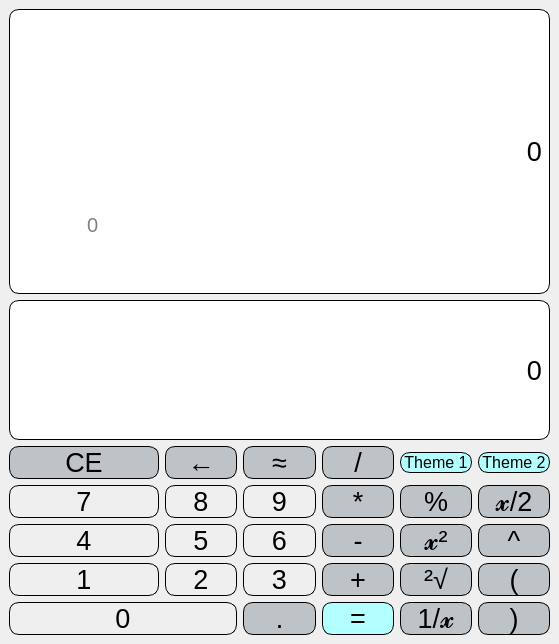
Qt form QT_Calc/mainwindow.ui (monika-shaw-cctech/QT-Calculator) before a commit.
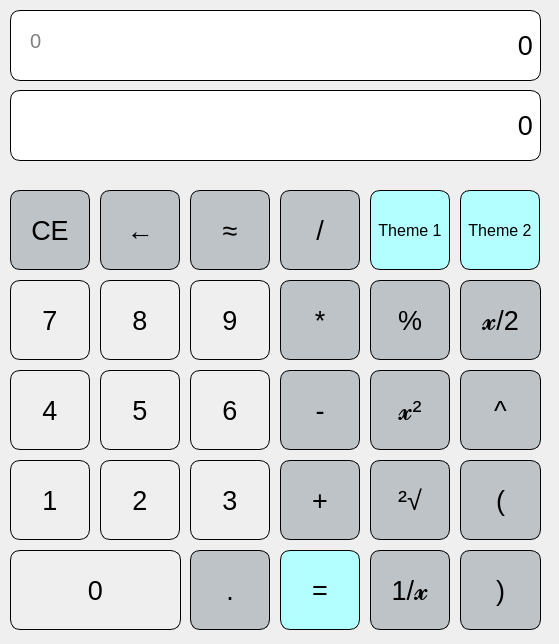
The same form after that commit.

Commit message: completed the calculator and unit testing

Patch:
```diff
--- a/QT_Calc/mainwindow.ui
+++ b/QT_Calc/mainwindow.ui
@@ -17,9 +17,15 @@
    <string notr="true"/>
   </property>
   <widget class="QWidget" name="centralwidget">
-   <layout class="QGridLayout" name="gridLayout">
-    <item row="0" column="0" rowspan="2" colspan="7">
      <widget class="QLabel" name="label_1">
+    <property name="geometry">
+     <rect>
+      <x>10</x>
+      <y>10</y>
+      <width>531</width>
+      <height>71</height>
+     </rect>
+    </property>
       <property name="font">
        <font>
         <pointsize>20</pointsize>
@@ -45,28 +51,15 @@
        <number>10</number>
       </property>
      </widget>
-    </item>
-    <item row="1" column="1" colspan="4">
-     <widget class="QLabel" name="label_3">
-      <property name="font">
-       <font>
-        <pointsize>15</pointsize>
-        <bold>false</bold>
-       </font>
-      </property>
-      <property name="styleSheet">
-       <string notr="true">QLabel{
-color:grey;
-
-}</string>
-      </property>
-      <property name="text">
-       <string>0</string>
-      </property>
-     </widget>
-    </item>
-    <item row="2" column="0" colspan="7">
      <widget class="QLabel" name="label_2">
+    <property name="geometry">
+     <rect>
+      <x>10</x>
+      <y>90</y>
+      <width>531</width>
+      <height>71</height>
+     </rect>
+    </property>
       <property name="font">
        <font>
         <pointsize>20</pointsize>
@@ -92,9 +85,15 @@
        <number>10</number>
       </property>
      </widget>
-    </item>
-    <item row="3" column="0" colspan="2">
-     <widget class="QPushButton" name="pushButton26">
+   <widget class="QPushButton" name="pushButton11">
+    <property name="geometry">
+     <rect>
+      <x>280</x>
+      <y>460</y>
+      <width>80</width>
+      <height>80</height>
+     </rect>
+    </property>
       <property name="font">
        <font>
         <pointsize>20</pointsize>
@@ -114,12 +113,114 @@
 </string>
       </property>
       <property name="text">
-       <string>CE</string>
-      </property>
-     </widget>
-    </item>
-    <item row="3" column="2">
+     <string>+</string>
+    </property>
+   </widget>
+   <widget class="QPushButton" name="pushButton3">
+    <property name="geometry">
+     <rect>
+      <x>190</x>
+      <y>460</y>
+      <width>80</width>
+      <height>80</height>
+     </rect>
+    </property>
+    <property name="font">
+     <font>
+      <pointsize>20</pointsize>
+      <bold>false</bold>
+     </font>
+    </property>
+    <property name="styleSheet">
+     <string notr="true">QPushButton
+{
+border : 1px solid;
+
+border-radius : 10px;
+}
+
+QPushButton:pressed
+{
+ background-color:#b3ffff;
+}</string>
+    </property>
+    <property name="text">
+     <string>3</string>
+    </property>
+   </widget>
+   <widget class="QPushButton" name="pushButton7">
+    <property name="geometry">
+     <rect>
+      <x>10</x>
+      <y>280</y>
+      <width>80</width>
+      <height>80</height>
+     </rect>
+    </property>
+    <property name="font">
+     <font>
+      <pointsize>20</pointsize>
+      <bold>false</bold>
+     </font>
+    </property>
+    <property name="styleSheet">
+     <string notr="true">QPushButton
+{
+border : 1px solid;
+
+border-radius : 10px;
+}
+
+QPushButton:pressed
+{
+ background-color:#b3ffff;
+}</string>
+    </property>
+    <property name="text">
+     <string>7</string>
+    </property>
+   </widget>
+   <widget class="QPushButton" name="pushButton8">
+    <property name="geometry">
+     <rect>
+      <x>100</x>
+      <y>280</y>
+      <width>80</width>
+      <height>80</height>
+     </rect>
+    </property>
+    <property name="font">
+     <font>
+      <pointsize>20</pointsize>
+      <bold>false</bold>
+     </font>
+    </property>
+    <property name="styleSheet">
+     <string notr="true">QPushButton
+{
+border : 1px solid;
+
+border-radius : 10px;
+}
+
+QPushButton:pressed
+{
+ background-color:#b3ffff;
+}</string>
+    </property>
+    <property name="text">
+     <string>8</string>
+    </property>
+   </widget>
      <widget class="QPushButton" name="pushButton_back">
+    <property name="geometry">
+     <rect>
+      <x>100</x>
+      <y>190</y>
+      <width>80</width>
+      <height>80</height>
+     </rect>
+    </property>
       <property name="font">
        <font>
         <pointsize>20</pointsize>
@@ -142,9 +243,295 @@
        <string>←</string>
       </property>
      </widget>
-    </item>
-    <item row="3" column="3">
+   <widget class="QPushButton" name="pushButton15">
+    <property name="geometry">
+     <rect>
+      <x>460</x>
+      <y>370</y>
+      <width>81</width>
+      <height>80</height>
+     </rect>
+    </property>
+    <property name="font">
+     <font>
+      <pointsize>20</pointsize>
+      <bold>false</bold>
+     </font>
+    </property>
+    <property name="styleSheet">
+     <string notr="true">QPushButton
+{
+  border:1px solid;
+border-radius : 10px;
+ background-color : #bdc3c7;
+color:black;
+
+}
+
+</string>
+    </property>
+    <property name="text">
+     <string>^</string>
+    </property>
+   </widget>
+   <widget class="QPushButton" name="pushButton22">
+    <property name="geometry">
+     <rect>
+      <x>370</x>
+      <y>370</y>
+      <width>80</width>
+      <height>80</height>
+     </rect>
+    </property>
+    <property name="font">
+     <font>
+      <pointsize>20</pointsize>
+      <bold>false</bold>
+     </font>
+    </property>
+    <property name="styleSheet">
+     <string notr="true">QPushButton
+{
+  border:1px solid;
+border-radius : 10px;
+ background-color : #bdc3c7;
+color:black;
+
+}
+
+</string>
+    </property>
+    <property name="text">
+     <string>𝔁²</string>
+    </property>
+   </widget>
+   <widget class="QPushButton" name="pushButton23">
+    <property name="geometry">
+     <rect>
+      <x>370</x>
+      <y>460</y>
+      <width>80</width>
+      <height>80</height>
+     </rect>
+    </property>
+    <property name="font">
+     <font>
+      <pointsize>20</pointsize>
+      <bold>false</bold>
+     </font>
+    </property>
+    <property name="styleSheet">
+     <string notr="true">QPushButton
+{
+  border:1px solid;
+border-radius : 10px;
+ background-color : #bdc3c7;
+color:black;
+
+}
+
+</string>
+    </property>
+    <property name="text">
+     <string>²√</string>
+    </property>
+   </widget>
+   <widget class="QPushButton" name="pushButton24">
+    <property name="geometry">
+     <rect>
+      <x>370</x>
+      <y>550</y>
+      <width>80</width>
+      <height>80</height>
+     </rect>
+    </property>
+    <property name="font">
+     <font>
+      <pointsize>20</pointsize>
+      <bold>false</bold>
+     </font>
+    </property>
+    <property name="styleSheet">
+     <string notr="true">QPushButton
+{
+  border:1px solid;
+border-radius : 10px;
+ background-color : #bdc3c7;
+color:black;
+
+}
+
+</string>
+    </property>
+    <property name="text">
+     <string>1/𝔁</string>
+    </property>
+   </widget>
+   <widget class="QPushButton" name="pushButton26">
+    <property name="geometry">
+     <rect>
+      <x>10</x>
+      <y>190</y>
+      <width>80</width>
+      <height>80</height>
+     </rect>
+    </property>
+    <property name="font">
+     <font>
+      <pointsize>20</pointsize>
+      <bold>false</bold>
+     </font>
+    </property>
+    <property name="styleSheet">
+     <string notr="true">QPushButton
+{
+  border:1px solid;
+border-radius : 10px;
+ background-color : #bdc3c7;
+color:black;
+
+}
+
+</string>
+    </property>
+    <property name="text">
+     <string>CE</string>
+    </property>
+   </widget>
+   <widget class="QPushButton" name="pushButton_dot">
+    <property name="geometry">
+     <rect>
+      <x>190</x>
+      <y>550</y>
+      <width>80</width>
+      <height>80</height>
+     </rect>
+    </property>
+    <property name="font">
+     <font>
+      <pointsize>20</pointsize>
+      <bold>false</bold>
+     </font>
+    </property>
+    <property name="styleSheet">
+     <string notr="true">QPushButton
+{
+  border:1px solid;
+border-radius : 10px;
+ background-color : #bdc3c7;
+color:black;
+
+}
+
+</string>
+    </property>
+    <property name="text">
+     <string>.</string>
+    </property>
+   </widget>
+   <widget class="QPushButton" name="pushButton25">
+    <property name="geometry">
+     <rect>
+      <x>460</x>
+      <y>280</y>
+      <width>81</width>
+      <height>80</height>
+     </rect>
+    </property>
+    <property name="font">
+     <font>
+      <pointsize>20</pointsize>
+      <bold>false</bold>
+     </font>
+    </property>
+    <property name="styleSheet">
+     <string notr="true">QPushButton
+{
+  border:1px solid;
+border-radius : 10px;
+ background-color : #bdc3c7;
+color:black;
+
+}
+
+</string>
+    </property>
+    <property name="text">
+     <string>𝔁/2</string>
+    </property>
+   </widget>
+   <widget class="QPushButton" name="pushButton6">
+    <property name="geometry">
+     <rect>
+      <x>190</x>
+      <y>370</y>
+      <width>80</width>
+      <height>80</height>
+     </rect>
+    </property>
+    <property name="font">
+     <font>
+      <pointsize>20</pointsize>
+      <bold>false</bold>
+     </font>
+    </property>
+    <property name="styleSheet">
+     <string notr="true">QPushButton
+{
+border : 1px solid;
+
+border-radius : 10px;
+}
+
+QPushButton:pressed
+{
+ background-color:#b3ffff;
+}</string>
+    </property>
+    <property name="text">
+     <string>6</string>
+    </property>
+   </widget>
+   <widget class="QPushButton" name="pushButton13">
+    <property name="geometry">
+     <rect>
+      <x>280</x>
+      <y>280</y>
+      <width>80</width>
+      <height>80</height>
+     </rect>
+    </property>
+    <property name="font">
+     <font>
+      <pointsize>20</pointsize>
+      <bold>false</bold>
+     </font>
+    </property>
+    <property name="styleSheet">
+     <string notr="true">QPushButton
+{
+  border:1px solid;
+border-radius : 10px;
+ background-color : #bdc3c7;
+color:black;
+
+}
+
+</string>
+    </property>
+    <property name="text">
+     <string>*</string>
+    </property>
+   </widget>
      <widget class="QPushButton" name="pushButton20">
+    <property name="geometry">
+     <rect>
+      <x>190</x>
+      <y>190</y>
+      <width>80</width>
+      <height>80</height>
+     </rect>
+    </property>
       <property name="font">
        <font>
         <pointsize>20</pointsize>
@@ -167,34 +554,15 @@
        <string>≈</string>
       </property>
      </widget>
-    </item>
-    <item row="3" column="4">
-     <widget class="QPushButton" name="pushButton14">
-      <property name="font">
-       <font>
-        <pointsize>20</pointsize>
-        <bold>false</bold>
-       </font>
-      </property>
-      <property name="styleSheet">
-       <string notr="true">QPushButton
-{
-  border:1px solid;
-border-radius : 10px;
- background-color : #bdc3c7;
-color:black;
-
-}
-
-</string>
-      </property>
-      <property name="text">
-       <string>/</string>
-      </property>
-     </widget>
-    </item>
-    <item row="3" column="5">
      <widget class="QPushButton" name="pushButton_theme">
+    <property name="geometry">
+     <rect>
+      <x>370</x>
+      <y>190</y>
+      <width>80</width>
+      <height>80</height>
+     </rect>
+    </property>
       <property name="font">
        <font>
         <pointsize>12</pointsize>
@@ -215,58 +583,46 @@
        <string>Theme 1</string>
       </property>
      </widget>
-    </item>
-    <item row="3" column="6">
-     <widget class="QPushButton" name="pushButton_theme_2">
+   <widget class="QPushButton" name="pushButton17">
+    <property name="geometry">
+     <rect>
+      <x>460</x>
+      <y>550</y>
+      <width>81</width>
+      <height>80</height>
+     </rect>
+    </property>
       <property name="font">
        <font>
-        <pointsize>12</pointsize>
+      <pointsize>20</pointsize>
         <bold>false</bold>
        </font>
       </property>
       <property name="styleSheet">
-       <string notr="true">QPushButton {
-
-border : 1px solid black;
-background-color : #b3ffff;;
+     <string notr="true">QPushButton
+{
+  border:1px solid;
+border-radius : 10px;
+ background-color : #bdc3c7;
 color:black;
-border:1px solid black;
-border-radius: 10px;
-}</string>
-      </property>
-      <property name="text">
-       <string>Theme 2</string>
-      </property>
-     </widget>
-    </item>
-    <item row="4" column="0" colspan="2">
-     <widget class="QPushButton" name="pushButton7">
-      <property name="font">
-       <font>
-        <pointsize>20</pointsize>
-        <bold>false</bold>
-       </font>
-      </property>
-      <property name="styleSheet">
-       <string notr="true">QPushButton
-{
-border : 1px solid;
 
-border-radius : 10px;
 }
 
-QPushButton:pressed
-{
- background-color:#b3ffff;
-}</string>
+</string>
       </property>
       <property name="text">
-       <string>7</string>
-      </property>
-     </widget>
-    </item>
-    <item row="4" column="2">
-     <widget class="QPushButton" name="pushButton8">
+     <string>)</string>
+    </property>
+   </widget>
+   <widget class="QPushButton" name="pushButton5">
+    <property name="geometry">
+     <rect>
+      <x>100</x>
+      <y>370</y>
+      <width>80</width>
+      <height>80</height>
+     </rect>
+    </property>
       <property name="font">
        <font>
         <pointsize>20</pointsize>
@@ -287,12 +643,18 @@
 }</string>
       </property>
       <property name="text">
-       <string>8</string>
-      </property>
-     </widget>
-    </item>
-    <item row="4" column="3">
+     <string>5</string>
+    </property>
+   </widget>
      <widget class="QPushButton" name="pushButton9">
+    <property name="geometry">
+     <rect>
+      <x>190</x>
+      <y>280</y>
+      <width>80</width>
+      <height>80</height>
+     </rect>
+    </property>
       <property name="font">
        <font>
         <pointsize>20</pointsize>
@@ -316,9 +678,15 @@
        <string>9</string>
       </property>
      </widget>
-    </item>
-    <item row="4" column="4">
-     <widget class="QPushButton" name="pushButton13">
+   <widget class="QPushButton" name="pushButton12">
+    <property name="geometry">
+     <rect>
+      <x>280</x>
+      <y>370</y>
+      <width>80</width>
+      <height>80</height>
+     </rect>
+    </property>
       <property name="font">
        <font>
         <pointsize>20</pointsize>
@@ -338,12 +706,18 @@
 </string>
       </property>
       <property name="text">
-       <string>*</string>
-      </property>
-     </widget>
-    </item>
-    <item row="4" column="5">
+     <string>-</string>
+    </property>
+   </widget>
      <widget class="QPushButton" name="pushButton21">
+    <property name="geometry">
+     <rect>
+      <x>370</x>
+      <y>280</y>
+      <width>80</width>
+      <height>80</height>
+     </rect>
+    </property>
       <property name="font">
        <font>
         <pointsize>20</pointsize>
@@ -366,9 +740,15 @@
        <string>%</string>
       </property>
      </widget>
-    </item>
-    <item row="4" column="6">
-     <widget class="QPushButton" name="pushButton25">
+   <widget class="QPushButton" name="pushButton16">
+    <property name="geometry">
+     <rect>
+      <x>460</x>
+      <y>460</y>
+      <width>81</width>
+      <height>80</height>
+     </rect>
+    </property>
       <property name="font">
        <font>
         <pointsize>20</pointsize>
@@ -388,12 +768,49 @@
 </string>
       </property>
       <property name="text">
-       <string>𝔁/2</string>
-      </property>
-     </widget>
-    </item>
-    <item row="5" column="0" colspan="2">
+     <string>(</string>
+    </property>
+   </widget>
+   <widget class="QPushButton" name="pushButton14">
+    <property name="geometry">
+     <rect>
+      <x>280</x>
+      <y>190</y>
+      <width>80</width>
+      <height>80</height>
+     </rect>
+    </property>
+    <property name="font">
+     <font>
+      <pointsize>20</pointsize>
+      <bold>false</bold>
+     </font>
+    </property>
+    <property name="styleSheet">
+     <string notr="true">QPushButton
+{
+  border:1px solid;
+border-radius : 10px;
+ background-color : #bdc3c7;
+color:black;
+
+}
+
+</string>
+    </property>
+    <property name="text">
+     <string>/</string>
+    </property>
+   </widget>
      <widget class="QPushButton" name="pushButton4">
+    <property name="geometry">
+     <rect>
+      <x>10</x>
+      <y>370</y>
+      <width>80</width>
+      <height>80</height>
+     </rect>
+    </property>
       <property name="font">
        <font>
         <pointsize>20</pointsize>
@@ -417,136 +834,15 @@
        <string>4</string>
       </property>
      </widget>
-    </item>
-    <item row="5" column="2">
-     <widget class="QPushButton" name="pushButton5">
-      <property name="font">
-       <font>
-        <pointsize>20</pointsize>
-        <bold>false</bold>
-       </font>
-      </property>
-      <property name="styleSheet">
-       <string notr="true">QPushButton
-{
-border : 1px solid;
-
-border-radius : 10px;
-}
-
-QPushButton:pressed
-{
- background-color:#b3ffff;
-}</string>
-      </property>
-      <property name="text">
-       <string>5</string>
-      </property>
-     </widget>
-    </item>
-    <item row="5" column="3">
-     <widget class="QPushButton" name="pushButton6">
-      <property name="font">
-       <font>
-        <pointsize>20</pointsize>
-        <bold>false</bold>
-       </font>
-      </property>
-      <property name="styleSheet">
-       <string notr="true">QPushButton
-{
-border : 1px solid;
-
-border-radius : 10px;
-}
-
-QPushButton:pressed
-{
- background-color:#b3ffff;
-}</string>
-      </property>
-      <property name="text">
-       <string>6</string>
-      </property>
-     </widget>
-    </item>
-    <item row="5" column="4">
-     <widget class="QPushButton" name="pushButton12">
-      <property name="font">
-       <font>
-        <pointsize>20</pointsize>
-        <bold>false</bold>
-       </font>
-      </property>
-      <property name="styleSheet">
-       <string notr="true">QPushButton
-{
-  border:1px solid;
-border-radius : 10px;
- background-color : #bdc3c7;
-color:black;
-
-}
-
-</string>
-      </property>
-      <property name="text">
-       <string>-</string>
-      </property>
-     </widget>
-    </item>
-    <item row="5" column="5">
-     <widget class="QPushButton" name="pushButton22">
-      <property name="font">
-       <font>
-        <pointsize>20</pointsize>
-        <bold>false</bold>
-       </font>
-      </property>
-      <property name="styleSheet">
-       <string notr="true">QPushButton
-{
-  border:1px solid;
-border-radius : 10px;
- background-color : #bdc3c7;
-color:black;
-
-}
-
-</string>
-      </property>
-      <property name="text">
-       <string>𝔁²</string>
-      </property>
-     </widget>
-    </item>
-    <item row="5" column="6">
-     <widget class="QPushButton" name="pushButton15">
-      <property name="font">
-       <font>
-        <pointsize>20</pointsize>
-        <bold>false</bold>
-       </font>
-      </property>
-      <property name="styleSheet">
-       <string notr="true">QPushButton
-{
-  border:1px solid;
-border-radius : 10px;
- background-color : #bdc3c7;
-color:black;
-
-}
-
-</string>
-      </property>
-      <property name="text">
-       <string>^</string>
-      </property>
-     </widget>
-    </item>
-    <item row="6" column="0" colspan="2">
      <widget class="QPushButton" name="pushButton1">
+    <property name="geometry">
+     <rect>
+      <x>10</x>
+      <y>460</y>
+      <width>80</width>
+      <height>80</height>
+     </rect>
+    </property>
       <property name="font">
        <font>
         <pointsize>20</pointsize>
@@ -570,9 +866,47 @@
        <string>1</string>
       </property>
      </widget>
-    </item>
-    <item row="6" column="2">
+   <widget class="QPushButton" name="pushButton0">
+    <property name="geometry">
+     <rect>
+      <x>10</x>
+      <y>550</y>
+      <width>171</width>
+      <height>80</height>
+     </rect>
+    </property>
+    <property name="font">
+     <font>
+      <pointsize>20</pointsize>
+      <bold>false</bold>
+     </font>
+    </property>
+    <property name="styleSheet">
+     <string notr="true">QPushButton
+{
+border : 1px solid;
+
+border-radius : 10px;
+}
+
+QPushButton:pressed
+{
+ background-color:#b3ffff;
+}</string>
+    </property>
+    <property name="text">
+     <string>0</string>
+    </property>
+   </widget>
      <widget class="QPushButton" name="pushButton2">
+    <property name="geometry">
+     <rect>
+      <x>100</x>
+      <y>460</y>
+      <width>80</width>
+      <height>80</height>
+     </rect>
+    </property>
       <property name="font">
        <font>
         <pointsize>20</pointsize>
@@ -596,161 +930,15 @@
        <string>2</string>
       </property>
      </widget>
-    </item>
-    <item row="6" column="3">
-     <widget class="QPushButton" name="pushButton3">
-      <property name="font">
-       <font>
-        <pointsize>20</pointsize>
-        <bold>false</bold>
-       </font>
-      </property>
-      <property name="styleSheet">
-       <string notr="true">QPushButton
-{
-border : 1px solid;
-
-border-radius : 10px;
-}
-
-QPushButton:pressed
-{
- background-color:#b3ffff;
-}</string>
-      </property>
-      <property name="text">
-       <string>3</string>
-      </property>
-     </widget>
-    </item>
-    <item row="6" column="4">
-     <widget class="QPushButton" name="pushButton11">
-      <property name="font">
-       <font>
-        <pointsize>20</pointsize>
-        <bold>false</bold>
-       </font>
-      </property>
-      <property name="styleSheet">
-       <string notr="true">QPushButton
-{
-  border:1px solid;
-border-radius : 10px;
- background-color : #bdc3c7;
-color:black;
-
-}
-
-</string>
-      </property>
-      <property name="text">
-       <string>+</string>
-      </property>
-     </widget>
-    </item>
-    <item row="6" column="5">
-     <widget class="QPushButton" name="pushButton23">
-      <property name="font">
-       <font>
-        <pointsize>20</pointsize>
-        <bold>false</bold>
-       </font>
-      </property>
-      <property name="styleSheet">
-       <string notr="true">QPushButton
-{
-  border:1px solid;
-border-radius : 10px;
- background-color : #bdc3c7;
-color:black;
-
-}
-
-</string>
-      </property>
-      <property name="text">
-       <string>²√</string>
-      </property>
-     </widget>
-    </item>
-    <item row="6" column="6">
-     <widget class="QPushButton" name="pushButton16">
-      <property name="font">
-       <font>
-        <pointsize>20</pointsize>
-        <bold>false</bold>
-       </font>
-      </property>
-      <property name="styleSheet">
-       <string notr="true">QPushButton
-{
-  border:1px solid;
-border-radius : 10px;
- background-color : #bdc3c7;
-color:black;
-
-}
-
-</string>
-      </property>
-      <property name="text">
-       <string>(</string>
-      </property>
-     </widget>
-    </item>
-    <item row="7" column="0" colspan="3">
-     <widget class="QPushButton" name="pushButton0">
-      <property name="font">
-       <font>
-        <pointsize>20</pointsize>
-        <bold>false</bold>
-       </font>
-      </property>
-      <property name="styleSheet">
-       <string notr="true">QPushButton
-{
-border : 1px solid;
-
-border-radius : 10px;
-}
-
-QPushButton:pressed
-{
- background-color:#b3ffff;
-}</string>
-      </property>
-      <property name="text">
-       <string>0</string>
-      </property>
-     </widget>
-    </item>
-    <item row="7" column="3">
-     <widget class="QPushButton" name="pushButton_dot">
-      <property name="font">
-       <font>
-        <pointsize>20</pointsize>
-        <bold>false</bold>
-       </font>
-      </property>
-      <property name="styleSheet">
-       <string notr="true">QPushButton
-{
-  border:1px solid;
-border-radius : 10px;
- background-color : #bdc3c7;
-color:black;
-
-}
-
-</string>
-      </property>
-      <property name="text">
-       <string>.</string>
-      </property>
-     </widget>
-    </item>
-    <item row="7" column="4">
      <widget class="QPushButton" name="pushButton_equals">
+    <property name="geometry">
+     <rect>
+      <x>280</x>
+      <y>550</y>
+      <width>80</width>
+      <height>80</height>
+     </rect>
+    </property>
       <property name="font">
        <font>
         <pointsize>20</pointsize>
@@ -771,58 +959,60 @@
        <string>=</string>
       </property>
      </widget>
-    </item>
-    <item row="7" column="5">
-     <widget class="QPushButton" name="pushButton24">
+   <widget class="QLabel" name="label_3">
+    <property name="geometry">
+     <rect>
+      <x>30</x>
+      <y>20</y>
+      <width>261</width>
+      <height>41</height>
+     </rect>
+    </property>
       <property name="font">
        <font>
-        <pointsize>20</pointsize>
+      <pointsize>15</pointsize>
         <bold>false</bold>
        </font>
       </property>
       <property name="styleSheet">
-       <string notr="true">QPushButton
-{
-  border:1px solid;
-border-radius : 10px;
- background-color : #bdc3c7;
-color:black;
+     <string notr="true">QLabel{
+color:grey;
 
-}
-
-</string>
+}</string>
       </property>
       <property name="text">
-       <string>1/𝔁</string>
-      </property>
-     </widget>
-    </item>
-    <item row="7" column="6">
-     <widget class="QPushButton" name="pushButton17">
+     <string>0</string>
+    </property>
+   </widget>
+   <widget class="QPushButton" name="pushButton_theme_2">
+    <property name="geometry">
+     <rect>
+      <x>460</x>
+      <y>190</y>
+      <width>80</width>
+      <height>80</height>
+     </rect>
+    </property>
       <property name="font">
        <font>
-        <pointsize>20</pointsize>
+      <pointsize>12</pointsize>
         <bold>false</bold>
        </font>
       </property>
       <property name="styleSheet">
-       <string notr="true">QPushButton
-{
-  border:1px solid;
-border-radius : 10px;
- background-color : #bdc3c7;
-color:black;
+     <string notr="true">QPushButton {
 
-}
-
-</string>
+border : 1px solid black;
+background-color : #b3ffff;;
+color:black;
+border:1px solid black;
+border-radius: 10px;
+}</string>
       </property>
       <property name="text">
-       <string>)</string>
-      </property>
-     </widget>
-    </item>
-   </layout>
+     <string>Theme 2</string>
+    </property>
+   </widget>
   </widget>
  </widget>
  <resources/>
```
Lines whose indentation alone changed are shown as unchanged. The commit also changes 1 other file.
